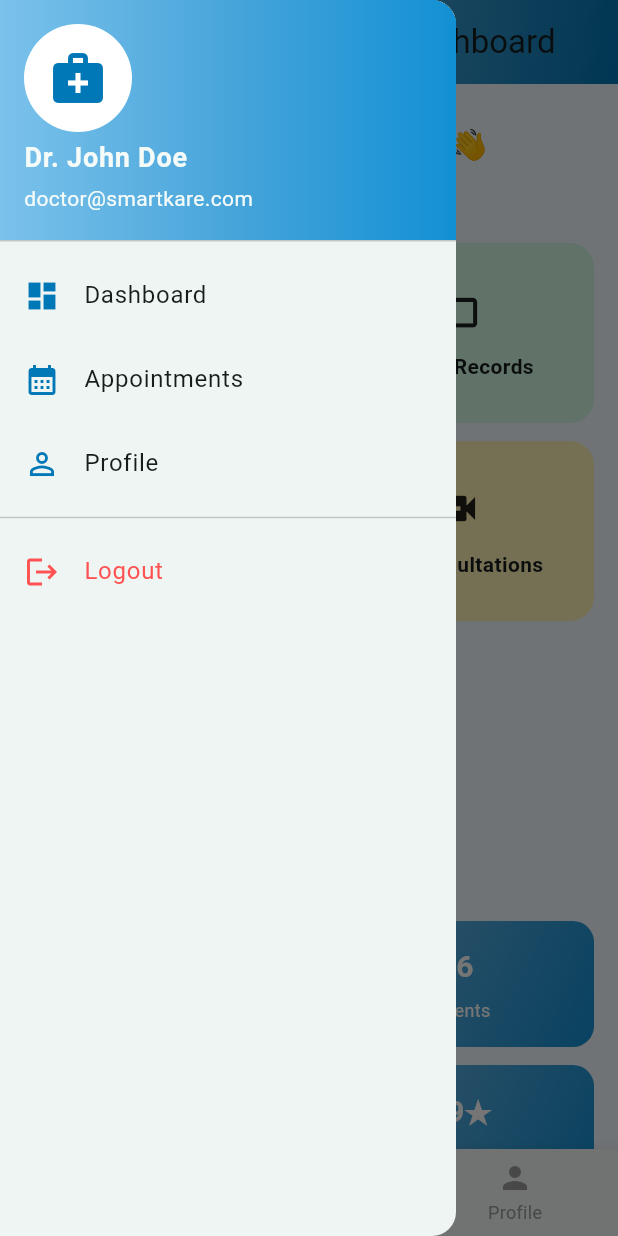
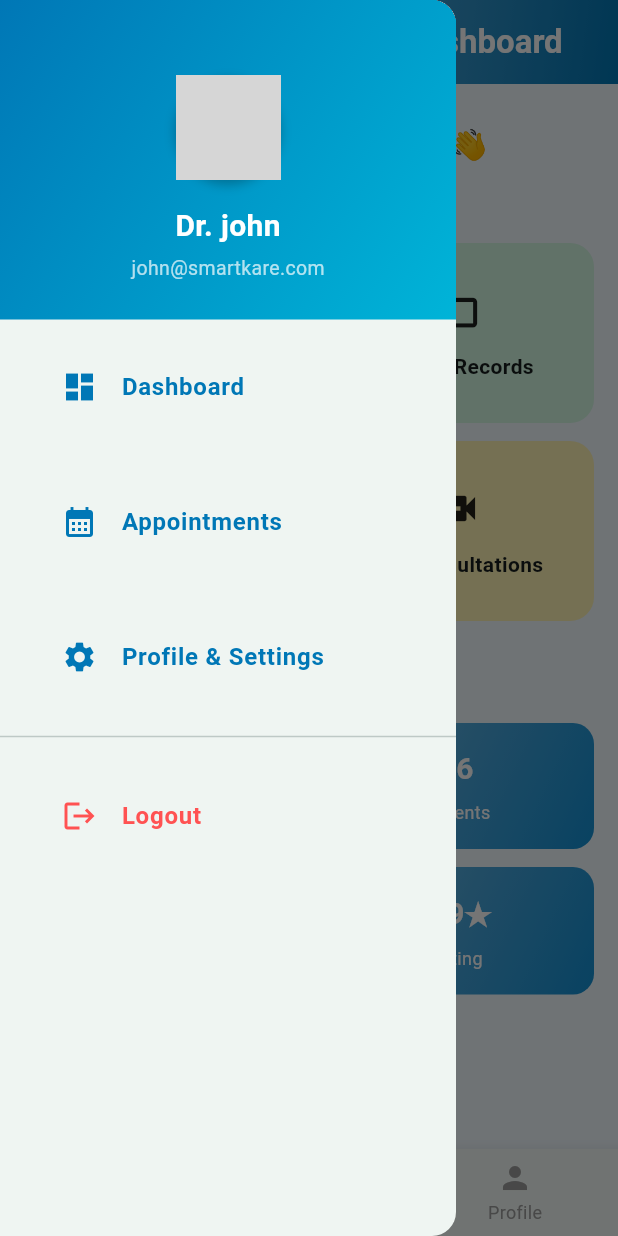
Before and after one commit to TejaKotcherla/Frontend-HMS, a Flutter app: the DoctorDashboard screen opened directly, with the side drawer open, on a phone screen of 412 x 824 dp. Run offline on Flutter 3.47's test engine with Material 3 defaults, Android fonts, the phone set to English and light mode, and no system bars; our stand-ins replace google_fonts, lottie; grey boxes are pictures that could not be loaded.

Commit message:
updated dactor dashboard

```diff
--- a/lib/screens/dashboards/admin_dashboard.dart
+++ b/lib/screens/dashboards/admin_dashboard.dart
@@ -31,23 +31,30 @@ class _AdminDashboardState extends State<AdminDashboard> {
   @override
   Widget build(BuildContext context) {
     return Scaffold(
-      // AppBar with gradient background
       appBar: AppBar(
+        elevation: 2,
+        title: const Text(
+          "SmartKare - Admin Dashboard",
+          style: TextStyle(
+            color: Colors.white, // Black text color
+            fontWeight: FontWeight.bold, // Bold text
+          ),
+        ),
+        centerTitle: true,
+        iconTheme: const IconThemeData(color: Colors.black), // Black icons
         flexibleSpace: Container(
           decoration: const BoxDecoration(
             gradient: LinearGradient(
-              colors: [kPrimaryBlue, kAccentCyan],
+              colors: [
+                Color.fromARGB(255, 131, 188, 199),
+                Color.fromARGB(255, 92, 172, 219),
+                Color(0xFF0077B6),
+              ],
               begin: Alignment.topLeft,
               end: Alignment.bottomRight,
             ),
           ),
         ),
-        title: Text(
-          "SmartKare - Admin Dashboard",
-          style: GoogleFonts.poppins(fontWeight: FontWeight.w600),
-        ),
-        centerTitle: true,
-        elevation: 2,
       ),
       drawer: _buildDrawer(context),
       body: _pages[_selectedIndex],
@@ -782,6 +789,26 @@ class DeleteStaffPage extends StatelessWidget {
   }
 }
 
+class InsurancePage extends StatelessWidget {
+  const InsurancePage({super.key});
+
+  @override
+  Widget build(BuildContext context) {
+    return Scaffold(
+      appBar: AppBar(
+        title: const Text("Insurance"),
+        backgroundColor: Color(0xFF0077B6), // same blue as the theme
+      ),
+      body: const Center(
+        child: Text(
+          "Insurance management features coming soon...",
+          style: TextStyle(fontSize: 16, fontWeight: FontWeight.w500),
+        ),
+      ),
+    );
+  }
+}
+
 /// Reports shell (placeholder) and settings
 class ReportsShellPage extends StatelessWidget {
   const ReportsShellPage({super.key});
--- a/lib/screens/dashboards/doctor_dashboard.dart
+++ b/lib/screens/dashboards/doctor_dashboard.dart
@@ -24,7 +24,14 @@ class _DoctorDashboardState extends State<DoctorDashboard> {
   Widget build(BuildContext context) {
     return Scaffold(
       appBar: AppBar(
-        title: const Text("SmartKare - Doctor Dashboard"),
+        elevation: 2,
+        title: const Text(
+          "SmartKare - Doctor Dashboard",
+          style: TextStyle(
+            color: Colors.white,
+            fontWeight: FontWeight.bold,
+          ),
+        ),
         centerTitle: true,
         flexibleSpace: Container(
           decoration: const BoxDecoration(
@@ -48,10 +55,8 @@ class _DoctorDashboardState extends State<DoctorDashboard> {
         selectedItemColor: const Color(0xFF0077B6),
         unselectedItemColor: Colors.grey,
         items: const [
-          BottomNavigationBarItem(
-              icon: Icon(Icons.dashboard), label: "Dashboard"),
-          BottomNavigationBarItem(
-              icon: Icon(Icons.calendar_today), label: "Appointments"),
+          BottomNavigationBarItem(icon: Icon(Icons.dashboard), label: "Dashboard"),
+          BottomNavigationBarItem(icon: Icon(Icons.calendar_today), label: "Appointments"),
           BottomNavigationBarItem(icon: Icon(Icons.person), label: "Profile"),
         ],
       ),
@@ -60,7 +65,7 @@ class _DoctorDashboardState extends State<DoctorDashboard> {
 }
 
 //
-// Drawer
+// Drawer (Menu bar)
 //
 class _DoctorDrawer extends StatelessWidget {
   final Function(int) onTap;
@@ -71,49 +76,119 @@ class _DoctorDrawer extends StatelessWidget {
     return Drawer(
       child: Column(
         children: [
-          UserAccountsDrawerHeader(
+          // Header with gradient background
+          Container(
+            width: double.infinity,
+            padding: const EdgeInsets.only(top: 50, bottom: 25),
             decoration: const BoxDecoration(
               gradient: LinearGradient(
                 colors: [
-                  Color.fromARGB(255, 123, 194, 236),
-                  Color.fromARGB(255, 72, 165, 218),
-                  Color.fromARGB(255, 18, 144, 212),
+                  Color(0xFF0077B6),
+                  Color(0xFF0096C7),
+                  Color(0xFF00B4D8),
+                ],
+                begin: Alignment.topLeft,
+                end: Alignment.bottomRight,
+              ),
+            ),
+            child: Column(
+              mainAxisAlignment: MainAxisAlignment.center,
+              children: [
+                // ✅ Responsive circular logo
+                // ✅ Perfect circular logo – even edges, no gaps
+LayoutBuilder(
+  builder: (context, constraints) {
+    double size = constraints.maxWidth < 400
+        ? 70
+        : constraints.maxWidth < 800
+            ? 85
+            : 100;
+
+    return Container(
+      width: size,
+      height: size,
+      decoration: const BoxDecoration(
+        shape: BoxShape.circle,
+        boxShadow: [
+          BoxShadow(
+            color: Colors.black26,
+            blurRadius: 6,
+            offset: Offset(0, 3),
+          ),
+        ],
+      ),
+      clipBehavior: Clip.antiAlias,
+      child: Center(
+        child: Image.asset(
+          'assets/images/Logo.png', // 👈 your transparent logo path
+          fit: BoxFit.fitWidth,       // ✅ fills left & right perfectly
+          filterQuality: FilterQuality.high,
+          width: size * 1.05,         // ✅ slight zoom for perfect circular fill
+          height: size * 1.05,
+        ),
+      ),
+    );
+  },
+),
+
+
+                const SizedBox(height: 16),
+
+                // ✅ Responsive doctor name
+                const Text(
+                  "Dr. john",
+                  style: TextStyle(
+                    color: Colors.white,
+                    fontSize: 20,
+                    fontWeight: FontWeight.bold,
+                  ),
+                ),
+
+                const SizedBox(height: 4),
+
+                const Text(
+                  "john@smartkare.com",
+                  style: TextStyle(
+                    color: Colors.white70,
+                    fontSize: 13,
+                  ),
+                ),
               ],
             ),
           ),
-            accountName: const Text("Dr. John Doe",
-                style: TextStyle(fontSize: 18, fontWeight: FontWeight.bold)),
-            accountEmail: const Text("doctor@smartkare.com"),
-            currentAccountPicture: const CircleAvatar(
-              backgroundColor: Colors.white,
-              child: Icon(Icons.medical_services,
-                  size: 40, color: Color(0xFF0077B6)),
-            ),
-          ),
-          ListTile(
-            leading: const Icon(Icons.dashboard, color: Color(0xFF0077B6)),
-            title: const Text("Dashboard"),
+
+          // Drawer Items
+          Expanded(
+            child: ListView(
+              padding: EdgeInsets.zero,
+              children: [
+                _DrawerItem(
+                  icon: Icons.dashboard,
+                  text: "Dashboard",
                   onTap: () => onTap(0),
                 ),
-          ListTile(
-            leading: const Icon(Icons.calendar_month, color: Color(0xFF0077B6)),
-            title: const Text("Appointments"),
+                _DrawerItem(
+                  icon: Icons.calendar_month,
+                  text: "Appointments",
                   onTap: () => onTap(1),
                 ),
-          ListTile(
-            leading: const Icon(Icons.person_outline, color: Color(0xFF0077B6)),
-            title: const Text("Profile"),
+                _DrawerItem(
+                  icon: Icons.settings,
+                  text: "Profile & Settings",
                   onTap: () => onTap(2),
                 ),
                 const Divider(),
-          ListTile(
-            leading: const Icon(Icons.logout, color: Colors.redAccent),
-            title:
-                const Text("Logout", style: TextStyle(color: Colors.redAccent)),
+                _DrawerItem(
+                  icon: Icons.logout,
+                  text: "Logout",
+                  color: Colors.redAccent,
                   onTap: () {
                     Navigator.pop(context);
                     Navigator.pop(context);
                   },
+                ),
+              ],
+            ),
           ),
         ],
       ),
@@ -122,7 +197,62 @@ class _DoctorDrawer extends StatelessWidget {
 }
 
 //
-// Home — matches Patient UI and fills width (no right gap)
+// Drawer Item Widget
+//
+class _DrawerItem extends StatefulWidget {
+  final IconData icon;
+  final String text;
+  final VoidCallback onTap;
+  final Color color;
+
+  const _DrawerItem({
+    required this.icon,
+    required this.text,
+    required this.onTap,
+    this.color = const Color(0xFF0077B6),
+  });
+
+  @override
+  State<_DrawerItem> createState() => _DrawerItemState();
+}
+
+class _DrawerItemState extends State<_DrawerItem> {
+  bool _isHovered = false;
+
+  @override
+  Widget build(BuildContext context) {
+    return MouseRegion(
+      onEnter: (_) => setState(() => _isHovered = true),
+      onExit: (_) => setState(() => _isHovered = false),
+      child: AnimatedContainer(
+        duration: const Duration(milliseconds: 250),
+        margin: const EdgeInsets.symmetric(horizontal: 12, vertical: 6),
+        padding: const EdgeInsets.symmetric(vertical: 10, horizontal: 12),
+        decoration: BoxDecoration(
+          color: _isHovered ? widget.color.withOpacity(0.1) : Colors.transparent,
+          borderRadius: BorderRadius.circular(12),
+          border: Border.all(
+            color: _isHovered ? widget.color.withOpacity(0.3) : Colors.transparent,
+          ),
+        ),
+        child: ListTile(
+          leading: Icon(widget.icon, color: widget.color),
+          title: Text(
+            widget.text,
+            style: TextStyle(
+              color: widget.color,
+              fontWeight: FontWeight.w600,
+            ),
+          ),
+          onTap: widget.onTap,
+        ),
+      ),
+    );
+  }
+}
+
+//
+// Doctor Home (Dashboard Page)
 //
 class _DoctorHome extends StatelessWidget {
   const _DoctorHome();
@@ -135,8 +265,6 @@ class _DoctorHome extends StatelessWidget {
         padding: const EdgeInsets.all(16),
         children: [
           const SizedBox(height: 10),
-
-          // Header
           Row(
             children: [
               const CircleAvatar(
@@ -149,8 +277,7 @@ class _DoctorHome extends StatelessWidget {
                 crossAxisAlignment: CrossAxisAlignment.start,
                 children: const [
                   Text("Welcome Back, Doctor 👋",
-                      style:
-                          TextStyle(fontSize: 20, fontWeight: FontWeight.bold)),
+                      style: TextStyle(fontSize: 20, fontWeight: FontWeight.bold)),
                   SizedBox(height: 5),
                   Text("Here is your clinical dashboard",
                       style: TextStyle(color: Colors.grey, fontSize: 14)),
@@ -158,29 +285,16 @@ class _DoctorHome extends StatelessWidget {
               )
             ],
           ),
-
           const SizedBox(height: 24),
-
-          // Action tiles (responsive, no right gap)
           LayoutBuilder(
             builder: (context, constraints) {
-              // Determine columns by available width
               final double maxW = constraints.maxWidth;
-              int columns;
-              if (maxW >= 1200) {
-                columns = 4;
-              } else if (maxW >= 900) {
-                columns = 3;
-              } else {
-                columns = 2;
-              }
+              int columns = maxW >= 1200 ? 4 : maxW >= 900 ? 3 : 2;
               const double spacing = 12;
-              // Compute exact tile width so the row fills fully
               final double tileWidth =
                   (maxW - (spacing * (columns - 1))) / columns;
 
               return Wrap(
-                alignment: WrapAlignment.start,
                 spacing: spacing,
                 runSpacing: spacing,
                 children: [
@@ -208,36 +322,18 @@ class _DoctorHome extends StatelessWidget {
                     icon: Icons.video_call,
                     color: const Color(0xFFFFF4B5),
                   ),
-                  _DoctorTile(
-                    width: tileWidth,
-                    label: "Profile & Settings",
-                    icon: Icons.settings,
-                    color: const Color(0xFFE0E7FF),
-                  ),
                 ],
               );
             },
           ),
-
           const SizedBox(height: 30),
-
           const Text("Clinical Summary",
               style: TextStyle(fontSize: 18, fontWeight: FontWeight.bold)),
-
           const SizedBox(height: 12),
-
-          // Stats, also responsive
           LayoutBuilder(
             builder: (context, constraints) {
               final double maxW = constraints.maxWidth;
-              int columns;
-              if (maxW >= 1200) {
-                columns = 4;
-              } else if (maxW >= 700) {
-                columns = 4;
-              } else {
-                columns = 2;
-              }
+              int columns = maxW >= 700 ? 4 : 2;
               const double spacing = 12;
               final double cardWidth =
                   (maxW - (spacing * (columns - 1))) / columns;
@@ -246,11 +342,9 @@ class _DoctorHome extends StatelessWidget {
                 spacing: spacing,
                 runSpacing: spacing,
                 children: [
-                  _StatCard(
-                      width: cardWidth, value: "12", label: "Appointments"),
+                  _StatCard(width: cardWidth, value: "12", label: "Appointments"),
                   _StatCard(width: cardWidth, value: "56", label: "Patients"),
-                  _StatCard(
-                      width: cardWidth, value: "34", label: "Prescriptions"),
+                  _StatCard(width: cardWidth, value: "34", label: "Prescriptions"),
                   _StatCard(width: cardWidth, value: "4.9★", label: "Rating"),
                 ],
               );
@@ -263,9 +357,9 @@ class _DoctorHome extends StatelessWidget {
 }
 
 //
-// Tile
+// Hoverable Doctor Tile
 //
-class _DoctorTile extends StatelessWidget {
+class _DoctorTile extends StatefulWidget {
   final String label;
   final IconData icon;
   final Color color;
@@ -279,13 +373,36 @@ class _DoctorTile extends StatelessWidget {
   });
 
   @override
+  State<_DoctorTile> createState() => _DoctorTileState();
+}
+
+class _DoctorTileState extends State<_DoctorTile> {
+  bool isHovered = false;
+
+  @override
   Widget build(BuildContext context) {
-    return Container(
-      width: width,
+    return MouseRegion(
+      onEnter: (_) => setState(() => isHovered = true),
+      onExit: (_) => setState(() => isHovered = false),
+      child: AnimatedContainer(
+        duration: const Duration(milliseconds: 200),
+        width: widget.width,
         height: 120,
+        transform: isHovered
+            ? (Matrix4.identity()..scale(1.05))
+            : (Matrix4.identity()..scale(1.0)),
         decoration: BoxDecoration(
-        color: color,
+          color: widget.color,
           borderRadius: BorderRadius.circular(16),
+          boxShadow: isHovered
+              ? [
+                  BoxShadow(
+                    color: Colors.black26,
+                    blurRadius: 12,
+                    offset: const Offset(0, 6),
+                  ),
+                ]
+              : [],
         ),
         child: InkWell(
           onTap: () {},
@@ -293,14 +410,15 @@ class _DoctorTile extends StatelessWidget {
           child: Column(
             mainAxisAlignment: MainAxisAlignment.center,
             children: [
-            Icon(icon, size: 34, color: Colors.black87),
+              Icon(widget.icon, size: 34, color: Colors.black87),
               const SizedBox(height: 10),
               Text(
-              label,
+                widget.label,
                 textAlign: TextAlign.center,
                 style: const TextStyle(fontWeight: FontWeight.w600),
               ),
             ],
+          ),
         ),
       ),
     );
@@ -308,9 +426,9 @@ class _DoctorTile extends StatelessWidget {
 }
 
 //
-// Stat card
+// Stat Card (with hover animation)
 //
-class _StatCard extends StatelessWidget {
+class _StatCard extends StatefulWidget {
   final String value;
   final String label;
   final double width;
@@ -322,10 +440,24 @@ class _StatCard extends StatelessWidget {
   });
 
   @override
+  State<_StatCard> createState() => _StatCardState();
+}
+
+class _StatCardState extends State<_StatCard> {
+  bool isHovered = false;
+
+  @override
   Widget build(BuildContext context) {
-    return Container(
-      width: width,
+    return MouseRegion(
+      onEnter: (_) => setState(() => isHovered = true),
+      onExit: (_) => setState(() => isHovered = false),
+      child: AnimatedContainer(
+        duration: const Duration(milliseconds: 200),
+        width: widget.width,
         padding: const EdgeInsets.all(16),
+        transform: isHovered
+            ? (Matrix4.identity()..scale(1.05))
+            : (Matrix4.identity()..scale(1.0)),
         decoration: BoxDecoration(
           gradient: const LinearGradient(
             colors: [
@@ -337,27 +469,40 @@ class _StatCard extends StatelessWidget {
             end: Alignment.bottomRight,
           ),
           borderRadius: BorderRadius.circular(14),
+          boxShadow: isHovered
+              ? [
+                  BoxShadow(
+                    color: Colors.blueAccent.withOpacity(0.4),
+                    blurRadius: 12,
+                    offset: const Offset(0, 6),
+                  )
+                ]
+              : [],
         ),
         child: Column(
           children: [
             Text(
-            value,
+              widget.value,
               style: const TextStyle(
-                fontSize: 20, fontWeight: FontWeight.bold, color: Colors.white),
+                fontSize: 20,
+                fontWeight: FontWeight.bold,
+                color: Colors.white,
+              ),
             ),
             const SizedBox(height: 6),
             Text(
-            label,
+              widget.label,
               style: const TextStyle(fontSize: 12, color: Colors.white),
             ),
           ],
+        ),
       ),
     );
   }
 }
 
 //
-// Other pages
+// Other Pages
 //
 class _AppointmentsPage extends StatelessWidget {
   const _AppointmentsPage();
@@ -371,6 +516,6 @@ class _ProfilePage extends StatelessWidget {
   const _ProfilePage();
   @override
   Widget build(BuildContext context) {
-    return const Center(child: Text("Doctor Profile Page"));
+    return const Center(child: Text("Doctor Profile & Settings Page"));
   }
 }
--- a/lib/screens/dashboards/patient_dashboard.dart
+++ b/lib/screens/dashboards/patient_dashboard.dart
@@ -13,11 +13,13 @@ class PatientDashboard extends StatefulWidget {
 class _PatientDashboardState extends State<PatientDashboard> {
   int _selectedIndex = 0;
 
-  final List<Widget> _pages = const [
-    DashboardHome(),
+  // <-- NOTE: removed `const` from the list so non-const pages won't break compilation
+  final List<Widget> _pages = [
+    const DashboardHome(),
+    // If AppointmentPage is not const, keep it non-const here
     AppointmentPage(),
-    HealthReportsPage(),
-    ProfilePage(),
+    const HealthReportsPage(),
+    const ProfilePage(),
   ];
 
   void _onItemTapped(int index) {
@@ -31,20 +33,30 @@ class _PatientDashboardState extends State<PatientDashboard> {
     return Scaffold(
       appBar: AppBar(
         elevation: 2,
+        title: const Text(
+          "SmartKare - Patient Dashboard",
+          style: TextStyle(
+            color: Colors.white, // Black text color
+            fontWeight: FontWeight.bold, // Bold text
+          ),
+        ),
+        centerTitle: true,
+        iconTheme: const IconThemeData(color: Colors.black), // Black icons
         flexibleSpace: Container(
           decoration: const BoxDecoration(
             gradient: LinearGradient(
-              colors: [Color(0xFF1976D2), Color(0xFF42A5F5)],
+              colors: [
+                Color.fromARGB(255, 131, 188, 199),
+                Color.fromARGB(255, 92, 172, 219),
+                Color(0xFF0077B6),
+              ],
               begin: Alignment.topLeft,
               end: Alignment.bottomRight,
             ),
           ),
         ),
-        title: const Text("SmartKare - Patient Dashboard"),
-        centerTitle: true,
       ),
 
-      // ✅ Drawer (side menu bar)
       drawer: Drawer(
         child: ListView(
           padding: EdgeInsets.zero,
@@ -107,12 +119,15 @@ class _PatientDashboardState extends State<PatientDashboard> {
             ),
             ListTile(
               leading: const Icon(Icons.logout, color: Colors.redAccent),
-              title: const Text("Logout",
-                  style: TextStyle(color: Colors.redAccent)),
+              title: const Text(
+                "Logout",
+                style: TextStyle(color: Colors.redAccent),
+              ),
               onTap: () {
                 Navigator.of(context).pushAndRemoveUntil(
                   MaterialPageRoute(
-                      builder: (context) => const UniversalLoginPage()),
+                    builder: (context) => const UniversalLoginPage(),
+                  ),
                   (Route<dynamic> route) => false,
                 );
               },
@@ -125,6 +140,7 @@ class _PatientDashboardState extends State<PatientDashboard> {
         duration: const Duration(milliseconds: 400),
         child: _pages[_selectedIndex],
       ),
+
       bottomNavigationBar: BottomNavigationBar(
         currentIndex: _selectedIndex,
         selectedItemColor: Colors.blueAccent,
@@ -206,8 +222,9 @@ class _QuickActions extends StatelessWidget {
         "title": "Book Appointment",
         "color": Colors.blueAccent,
         "onTap": () {
-          Navigator.push(context,
-              MaterialPageRoute(builder: (_) => const AppointmentPage()));
+          // removed const in push so it matches AppointmentPage's constructor
+          Navigator.push(
+              context, MaterialPageRoute(builder: (_) => AppointmentPage()));
         }
       },
       {
@@ -392,10 +409,10 @@ class _HoverCardState extends State<_HoverCard> {
                 if (widget.value != null)
                   Text(
                     widget.value!,
-                    style: const TextStyle(
+                    style: TextStyle(
                         fontSize: 24,
                         fontWeight: FontWeight.bold,
-                        color: Colors.white),
+                        color: widget.gradient ? Colors.white : widget.color),
                   ),
                 Text(
                   widget.title,
@@ -422,8 +439,9 @@ class HealthReportsPage extends StatelessWidget {
   @override
   Widget build(BuildContext context) {
     return Center(
-        child: Lottie.asset('assets/animations/health_report.json',
-            height: 200, repeat: true));
+      child: Lottie.asset('assets/animations/health_report.json',
+          height: 200, repeat: true),
+    );
   }
 }
 
@@ -433,8 +451,10 @@ class ProfilePage extends StatelessWidget {
   @override
   Widget build(BuildContext context) {
     return const Center(
-      child: Text("Profile & Settings coming soon...",
-          style: TextStyle(fontSize: 16)),
+      child: Text(
+        "Profile & Settings coming soon...",
+        style: TextStyle(fontSize: 16),
+      ),
     );
   }
 }
--- a/pubspec.yaml
+++ b/pubspec.yaml
@@ -23,3 +23,6 @@ dev_dependencies:
 
 flutter:
   uses-material-design: true
+
+  assets:
+    - assets/images/Logo.png
```
Also changed, not shown: assets/images/logo.png. Lines whose indentation alone changed are shown as unchanged.
